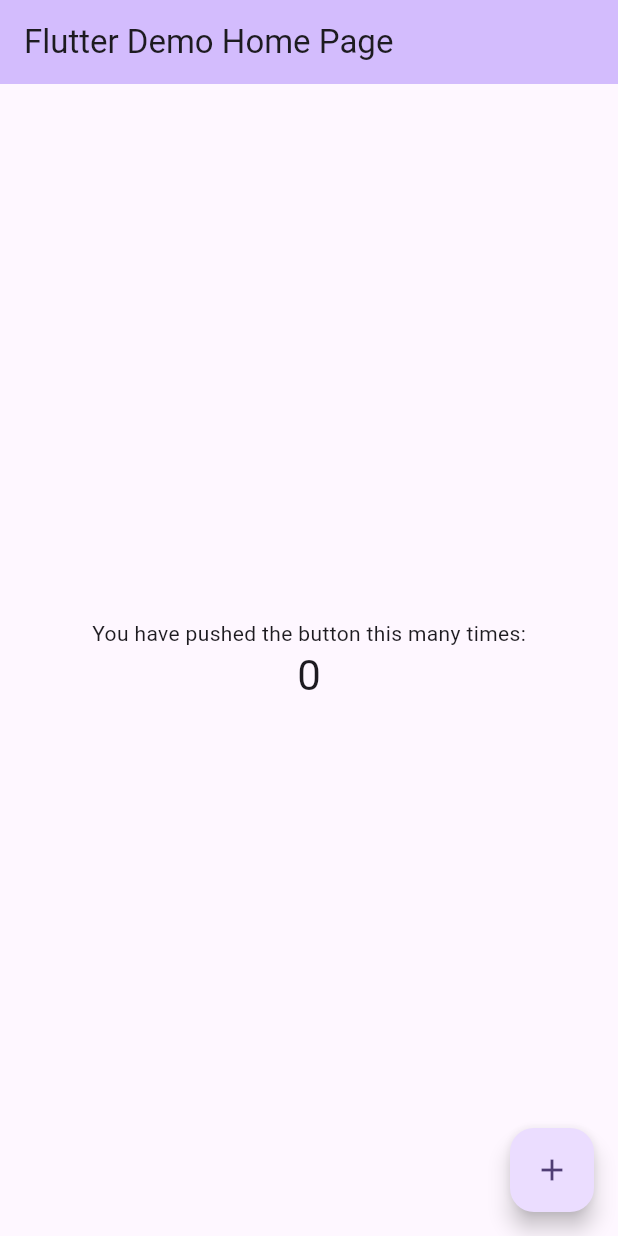
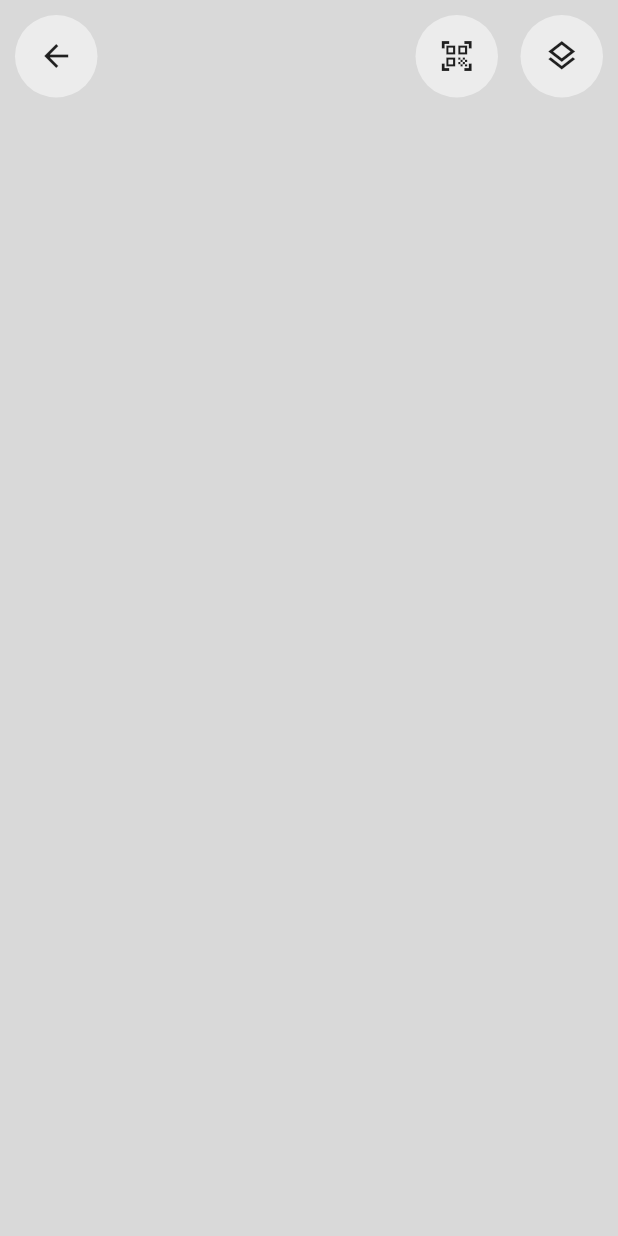
Before and after one commit to nandhakumarbm/flutter-ui-assignment, a Flutter app: the screen it shows after launch, on a phone screen of 412 x 824 dp. Run offline on Flutter 3.47's test engine with Material 3 defaults, Android fonts, the light colour scheme and no system bars.

Commit message:
Feat: implement top bar UI

```diff
--- /dev/null
+++ b/day1/lib/core/theme/app_colors.dart
@@ -0,0 +1,6 @@
+import 'package:flutter/material.dart';
+
+class AppColors {
+  static const background = Color(0xFFD9D9D9);
+  static const iconCircle = Color(0xFFE2E2E2);
+}
--- a/day1/lib/main.dart
+++ b/day1/lib/main.dart
@@ -1,3 +1,4 @@
+import 'package:day1/pages/home_screen.dart';
 import 'package:flutter/material.dart';
 
 void main() {
@@ -7,116 +8,11 @@ void main() {
 class MyApp extends StatelessWidget {
   const MyApp({super.key});
 
-  // This widget is the root of your application.
   @override
   Widget build(BuildContext context) {
     return MaterialApp(
-      title: 'Flutter Demo',
-      theme: ThemeData(
-        // This is the theme of your application.
-        //
-        // TRY THIS: Try running your application with "flutter run". You'll see
-        // the application has a purple toolbar. Then, without quitting the app,
-        // try changing the seedColor in the colorScheme below to Colors.green
-        // and then invoke "hot reload" (save your changes or press the "hot
-        // reload" button in a Flutter-supported IDE, or press "r" if you used
-        // the command line to start the app).
-        //
-        // Notice that the counter didn't reset back to zero; the application
-        // state is not lost during the reload. To reset the state, use hot
-        // restart instead.
-        //
-        // This works for code too, not just values: Most code changes can be
-        // tested with just a hot reload.
-        colorScheme: .fromSeed(seedColor: Colors.deepPurple),
-      ),
-      home: const MyHomePage(title: 'Flutter Demo Home Page'),
+      debugShowCheckedModeBanner: false,
+      home: const MainScreen(),
     );
   }
 }
-
-class MyHomePage extends StatefulWidget {
-  const MyHomePage({super.key, required this.title});
-
-  // This widget is the home page of your application. It is stateful, meaning
-  // that it has a State object (defined below) that contains fields that affect
-  // how it looks.
-
-  // This class is the configuration for the state. It holds the values (in this
-  // case the title) provided by the parent (in this case the App widget) and
-  // used by the build method of the State. Fields in a Widget subclass are
-  // always marked "final".
-
-  final String title;
-
-  @override
-  State<MyHomePage> createState() => _MyHomePageState();
-}
-
-class _MyHomePageState extends State<MyHomePage> {
-  int _counter = 0;
-
-  void _incrementCounter() {
-    setState(() {
-      // This call to setState tells the Flutter framework that something has
-      // changed in this State, which causes it to rerun the build method below
-      // so that the display can reflect the updated values. If we changed
-      // _counter without calling setState(), then the build method would not be
-      // called again, and so nothing would appear to happen.
-      _counter++;
-    });
-  }
-
-  @override
-  Widget build(BuildContext context) {
-    // This method is rerun every time setState is called, for instance as done
-    // by the _incrementCounter method above.
-    //
-    // The Flutter framework has been optimized to make rerunning build methods
-    // fast, so that you can just rebuild anything that needs updating rather
-    // than having to individually change instances of widgets.
-    return Scaffold(
-      appBar: AppBar(
-        // TRY THIS: Try changing the color here to a specific color (to
-        // Colors.amber, perhaps?) and trigger a hot reload to see the AppBar
-        // change color while the other colors stay the same.
-        backgroundColor: Theme.of(context).colorScheme.inversePrimary,
-        // Here we take the value from the MyHomePage object that was created by
-        // the App.build method, and use it to set our appbar title.
-        title: Text(widget.title),
-      ),
-      body: Center(
-        // Center is a layout widget. It takes a single child and positions it
-        // in the middle of the parent.
-        child: Column(
-          // Column is also a layout widget. It takes a list of children and
-          // arranges them vertically. By default, it sizes itself to fit its
-          // children horizontally, and tries to be as tall as its parent.
-          //
-          // Column has various properties to control how it sizes itself and
-          // how it positions its children. Here we use mainAxisAlignment to
-          // center the children vertically; the main axis here is the vertical
-          // axis because Columns are vertical (the cross axis would be
-          // horizontal).
-          //
-          // TRY THIS: Invoke "debug painting" (choose the "Toggle Debug Paint"
-          // action in the IDE, or press "p" in the console), to see the
-          // wireframe for each widget.
-          mainAxisAlignment: .center,
-          children: [
-            const Text('You have pushed the button this many times:'),
-            Text(
-              '$_counter',
-              style: Theme.of(context).textTheme.headlineMedium,
-            ),
-          ],
-        ),
-      ),
-      floatingActionButton: FloatingActionButton(
-        onPressed: _incrementCounter,
-        tooltip: 'Increment',
-        child: const Icon(Icons.add),
-      ),
-    );
-  }
-}
--- /dev/null
+++ b/day1/lib/pages/home_screen.dart
@@ -0,0 +1,15 @@
+import 'package:day1/core/theme/app_colors.dart';
+import 'package:day1/widgets/top_bar.dart';
+import "package:flutter/material.dart";
+
+class MainScreen extends StatelessWidget {
+  const MainScreen({super.key});
+
+  @override
+  Widget build(BuildContext context) {
+    return Scaffold(
+      backgroundColor: AppColors.background,
+      body: const SafeArea(child: TopBar()),
+    );
+  }
+}
--- /dev/null
+++ b/day1/lib/widgets/top_bar.dart
@@ -0,0 +1,41 @@
+import 'package:flutter/material.dart';
+
+class TopBar extends StatelessWidget {
+  const TopBar({super.key});
+
+  @override
+  Widget build(BuildContext context) {
+    return Padding(
+      padding: const EdgeInsets.only(top: 10, left: 10, right: 10),
+      child: SizedBox(
+        width: double.infinity, // force full width
+        child: Row(
+          mainAxisAlignment: MainAxisAlignment.spaceBetween,
+          children: [
+            _buildCircleIcon(Icons.arrow_back),
+
+            Row(
+              children: [
+                _buildCircleIcon(Icons.qr_code_scanner),
+                const SizedBox(width: 15),
+                _buildCircleIcon(Icons.layers_outlined),
+              ],
+            ),
+          ],
+        ),
+      ),
+    );
+  }
+}
+
+Widget _buildCircleIcon(IconData icon) {
+  return Container(
+    width: 55,
+    height: 55,
+    decoration: BoxDecoration(
+      color: Colors.white.withOpacity(0.5),
+      shape: BoxShape.circle,
+    ),
+    child: Icon(icon, weight: 800),
+  );
+}
```
Also changed, not shown: day1/screenshot1.png (added), day1/screenshot2.png (added), day1/screenshot3.png (added), day1/screenshot4.png (added), 1 other file.
